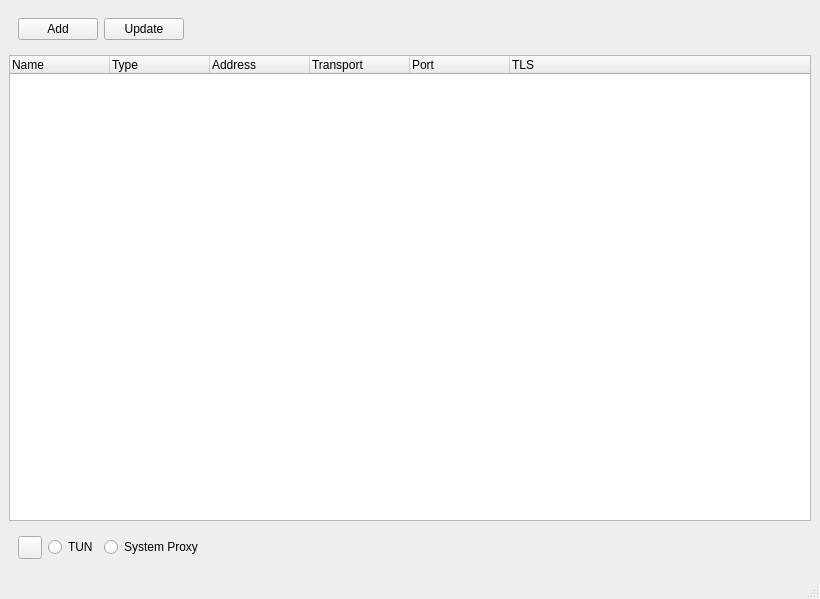
This is desktop/design/form/mainwindow.ui in Sangiria/go-proxy as Qt 5 draws it before an edit. The edited form follows.
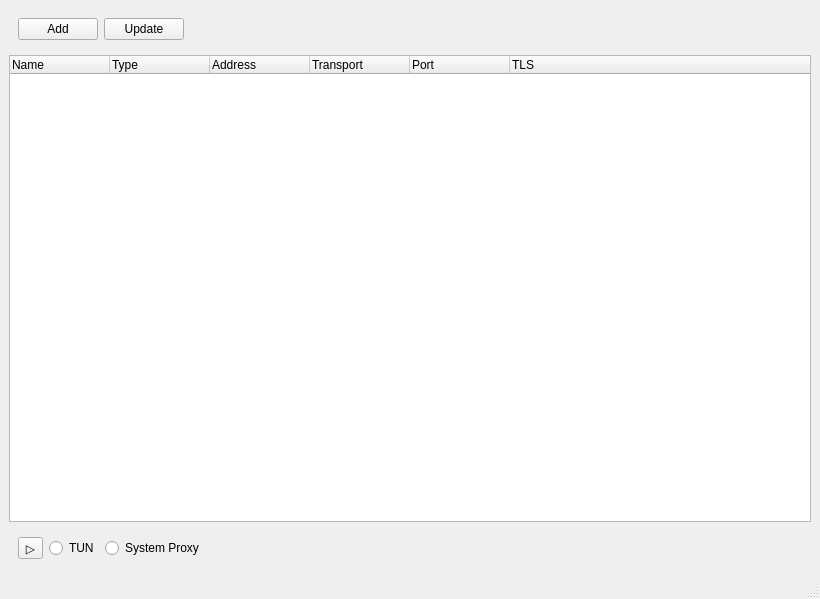
This is the edited form.

Diff of the .ui file:
```diff
--- a/desktop/design/form/mainwindow.ui
+++ b/desktop/design/form/mainwindow.ui
@@ -106,7 +106,7 @@
        <item>
         <widget class="QToolButton" name="btnStart">
          <property name="text">
-          <string/>
+          <string>▷</string>
          </property>
         </widget>
        </item>
```
Left out of the diff: 2 changed lines with no effect on the pictures.
